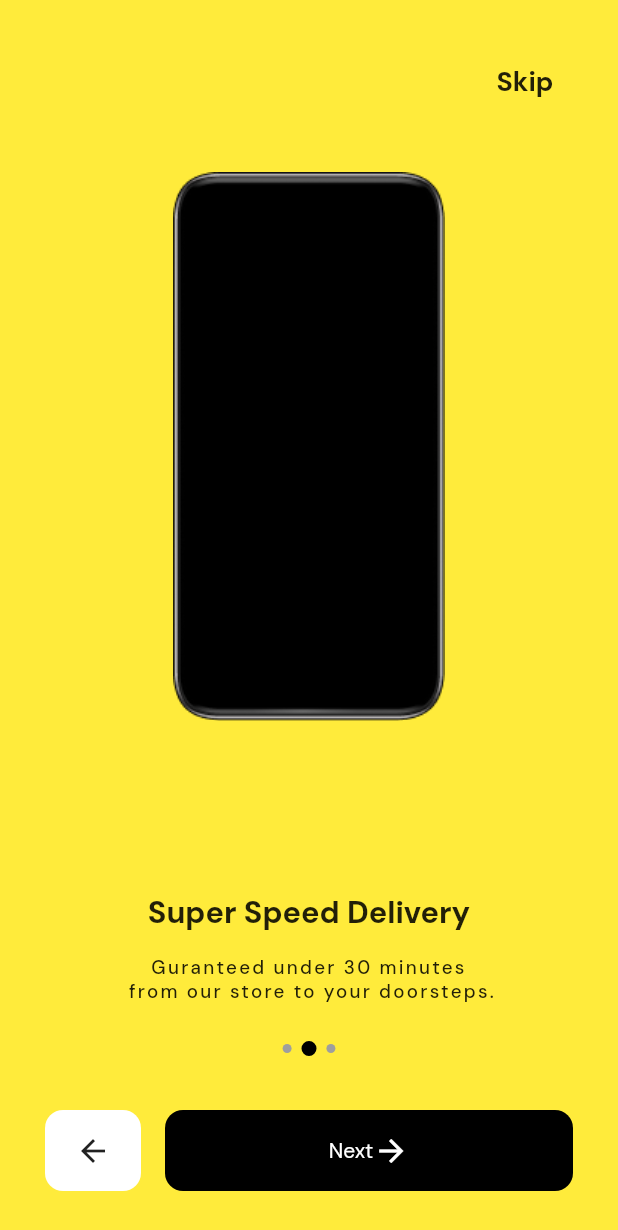
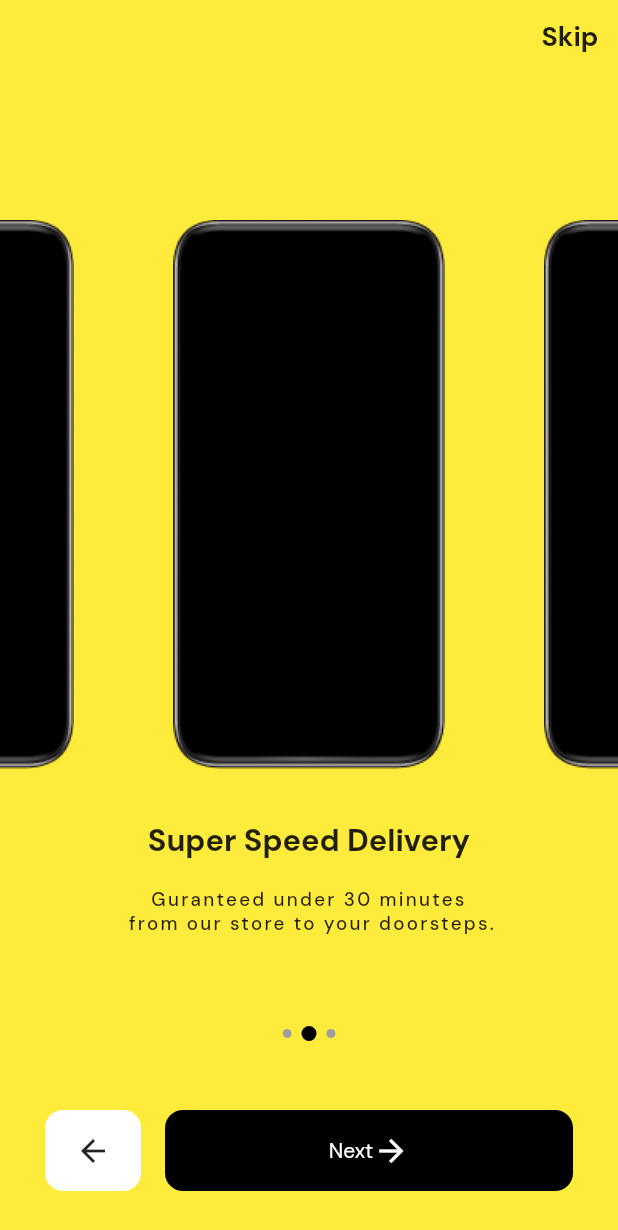
Before and after one commit to ChiragNOiR/onboarding_scr_flutter, a Flutter app: the screen it shows after launch, after a tap on "Next", on a phone screen of 412 x 824 dp. Shown: the top 1230 px of the screen. Run offline on Flutter 3.47's test engine with Material 2 defaults, Android fonts, the phone set to English and light mode, and no system bars; our stand-ins replace google_fonts.

Commit message:
third updates

```diff
--- a/lib/ui/app_widgets.dart
+++ b/lib/ui/app_widgets.dart
@@ -33,6 +33,7 @@ class _MyAppState extends State<MyApp> {
       initialRoute: "dashboard",
       routes: {
         "dashboard":(context) =>  OnboardingScreen(),
+        "/login":(context) => LoginPage()
       },
     );
   }
--- a/lib/ui/pages/Login Page/sign_in.dart
+++ b/lib/ui/pages/Login Page/sign_in.dart
@@ -6,6 +6,11 @@ class LoginPage extends StatelessWidget {
 
   @override
   Widget build(BuildContext context) {
-    return Container();
+    return Scaffold(
+      appBar: AppBar(
+        title: Text("Login"),
+      ),
+      body: Container(child: Center(child: Text("Login"),)),
+    );
   }
 }
--- a/lib/ui/pages/Onboarding Screen/onboarding_screen.dart
+++ b/lib/ui/pages/Onboarding Screen/onboarding_screen.dart
@@ -15,7 +15,7 @@ class _OnboardingScreenState extends State<OnboardingScreen> {
   Widget build(BuildContext context) {
     return Scaffold(
       backgroundColor: Colors.yellow,
-      body: onBordingBody(),
+      body: SafeArea(child: onBordingBody()),
     );
   }
 
--- a/lib/widgets/slide_item.dart
+++ b/lib/widgets/slide_item.dart
@@ -13,40 +13,22 @@ class SlideItem extends StatelessWidget {
       crossAxisAlignment: CrossAxisAlignment.center,
       mainAxisAlignment: MainAxisAlignment.start,
       children: <Widget>[
-        Container(
-          height: size.width * 1.3,
-          width: size.height * 1.0,
-          decoration: BoxDecoration(
-              image: DecorationImage(
-                  image: AssetImage(sliderArrayList[index].sliderImageUrl))),
+        Stack(
+          children: [
+
+            Container(
+              height: size.width * 1.6,
+              width: size.height * 1.0,
+              decoration: BoxDecoration(
+                  image: DecorationImage(
+                      image: AssetImage(sliderArrayList[index].sliderImageUrl))),
+            ),
+          ],
         ),
         const SizedBox(
           height: 30.0,
         ),
-        Text(
-          sliderArrayList[index].sliderHeading,
-          style: const TextStyle(
-            fontWeight: FontWeight.w700,
-            fontSize: 20.5,
-          ),
-        ),
-        SizedBox(
-          height: 15.0,
-        ),
-        Center(
-          child: Padding(
-            padding: EdgeInsets.symmetric(horizontal: 40.0),
-            child: Text(
-              sliderArrayList[index].sliderSubHeading,
-              style: TextStyle(
-                fontWeight: FontWeight.w500,
-                letterSpacing: 1.5,
-                fontSize: 12.5,
-              ),
-              textAlign: TextAlign.center,
-            ),
-          ),
-        )
+
       ],
     );
   }
--- a/lib/widgets/slider_layout_view.dart
+++ b/lib/widgets/slider_layout_view.dart
@@ -12,17 +12,20 @@ class SliderLayoutView extends StatefulWidget {
 
 class _SliderLayoutViewState extends State<SliderLayoutView> {
   int _currentPage = 0;
-  final PageController _pageController = PageController(initialPage: 0);
+  final PageController _pageController =
+      PageController(initialPage: 0, viewportFraction: 0.6);
 
   final ButtonStyle flatButtonStyle = TextButton.styleFrom(
     primary: Colors.black87,
   );
 
   @override
-  void dispose() { // removing the object from the tree
+  void dispose() {
+    // removing the object from the tree
     super.dispose();
     _pageController.dispose();
   }
+
   _onPageChanged(int index) {
     setState(() {
       _currentPage = index;
@@ -33,47 +36,50 @@ class _SliderLayoutViewState extends State<SliderLayoutView> {
   Widget build(BuildContext context) => topSliderLayout();
   int currentIndex = 0;
   Widget topSliderLayout() => Container(
-        child: Padding(
-            padding: EdgeInsets.all(30.0),
         child: Stack(
           alignment: AlignmentDirectional.bottomCenter,
           children: <Widget>[
-                Align(
-                  alignment: Alignment.topRight,
-                  child: TextButton(
-                    style: flatButtonStyle,
-                    onPressed: () {
-                      Navigator.pushNamed(context, '/login');
-                    },
-                    child: Text(
-                      "Skip",
-                      style: TextStyle(
-                        fontFamily: GoogleFonts.dmSans().fontFamily,
-                        fontWeight: FontWeight.bold,
-                        fontSize: 18,
-                      ),
-                    ),
-                  ),
-                ),
+
             PageView.builder(
               scrollDirection: Axis.horizontal,
               controller: _pageController,
+              physics: ClampingScrollPhysics(),
               onPageChanged: _onPageChanged,
               itemCount: sliderArrayList.length,
               itemBuilder: (ctx, i) => SlideItem(i),
             ),
             SizedBox(height: 20),
             Container(
+              margin: EdgeInsets.only(bottom: 250.0),
+              child: Text(
+                sliderArrayList[_currentPage].sliderHeading,
+                style: const TextStyle(
+                  fontWeight: FontWeight.w700,
+                  fontSize: 20.5,
+                ),
+              ),
+            ),
+            Container(
+              padding: EdgeInsets.symmetric(horizontal: 40.0),
+              margin: EdgeInsets.only(bottom: 200.0),
+              child: Text(
+                sliderArrayList[_currentPage].sliderSubHeading,
+                style: TextStyle(
+                  fontWeight: FontWeight.w500,
+                  letterSpacing: 1.5,
+                  fontSize: 12.5,
+                ),
+                textAlign: TextAlign.center,
+              ),
+            ),
+            Container(
               // alignment: AlignmentDirectional.bottomCenter,
-                  margin: EdgeInsets.only(bottom: 90.0),
+              margin: EdgeInsets.only(bottom: 130.0),
               child: Row(
                 mainAxisAlignment: MainAxisAlignment.center,
                 children: <Widget>[
                   for (int i = 0; i < sliderArrayList.length; i++)
-                        if (i == _currentPage)
-                          SlideDots(true)
-                        else
-                          SlideDots(false)
+                    if (i == _currentPage) SlideDots(true) else SlideDots(false)
                 ],
               ),
             ),
@@ -81,16 +87,20 @@ class _SliderLayoutViewState extends State<SliderLayoutView> {
               alignment: AlignmentDirectional.topCenter,
               fit: StackFit.expand,
               children: <Widget>[
-                    Align(
+                Padding(
+                  padding: const EdgeInsets.all(30.0),
+                  child: Align(
                     alignment: Alignment.bottomCenter,
                     child: InkWell(
                       onTap: () {
                         if (_currentPage == sliderArrayList.length - 1) {
                           _onPageChanged(0);
-                            _pageController.jumpToPage(0);
+                          _pageController.animateToPage(0, duration: Duration(milliseconds: 10), curve: Curves.ease);
+
                         } else {
                           _onPageChanged(_currentPage + 1);
-                            _pageController.jumpToPage(_currentPage);
+                          _pageController.animateToPage(_currentPage, duration: Duration(seconds: 1), curve: Curves.ease);
+
                         }
                       },
                       child: Container(
@@ -114,7 +124,10 @@ class _SliderLayoutViewState extends State<SliderLayoutView> {
                       ),
                     ),
                   ),
-                    Align(
+                ),
+                Padding(
+                  padding: const EdgeInsets.all(30.0),
+                  child: Align(
                     alignment: Alignment.bottomLeft,
                     child: InkWell(
                       onTap: () {
@@ -123,7 +136,8 @@ class _SliderLayoutViewState extends State<SliderLayoutView> {
                           // _pageController.jumpToPage(0);
                         } else {
                           _onPageChanged(_currentPage - 1);
-                            _pageController.jumpToPage(_currentPage);
+                          _pageController.animateToPage(_currentPage, duration: Duration(seconds: 1), curve: Curves.ease);
+
                         }
                       },
                       child: Container(
@@ -137,9 +151,28 @@ class _SliderLayoutViewState extends State<SliderLayoutView> {
                       ),
                     ),
                   ),
+                ),
               ],
-                )
+            ),
+            Align(
+              alignment: Alignment.topRight,
+              child: TextButton(
+                style: flatButtonStyle,
+                onPressed: () {
+                  print("Hello");
+                  Navigator.pushNamed(context, '/login');
+                },
+                child: Text(
+                  "Skip",
+                  style: TextStyle(
+                    fontFamily: GoogleFonts.dmSans().fontFamily,
+                    fontWeight: FontWeight.bold,
+                    fontSize: 18,
+                  ),
+                ),
+              ),
+            ),
           ],
-            )),
+        ),
       );
 }
```
Lines whose indentation alone changed are shown as unchanged.
